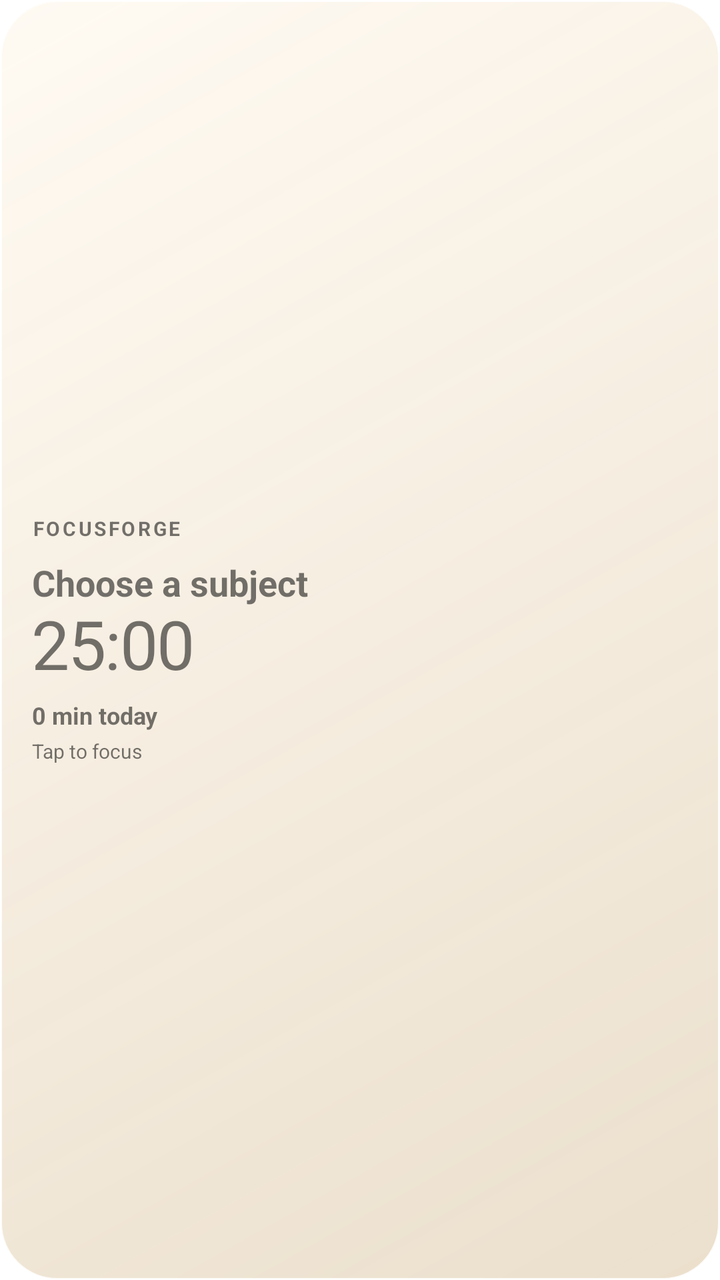
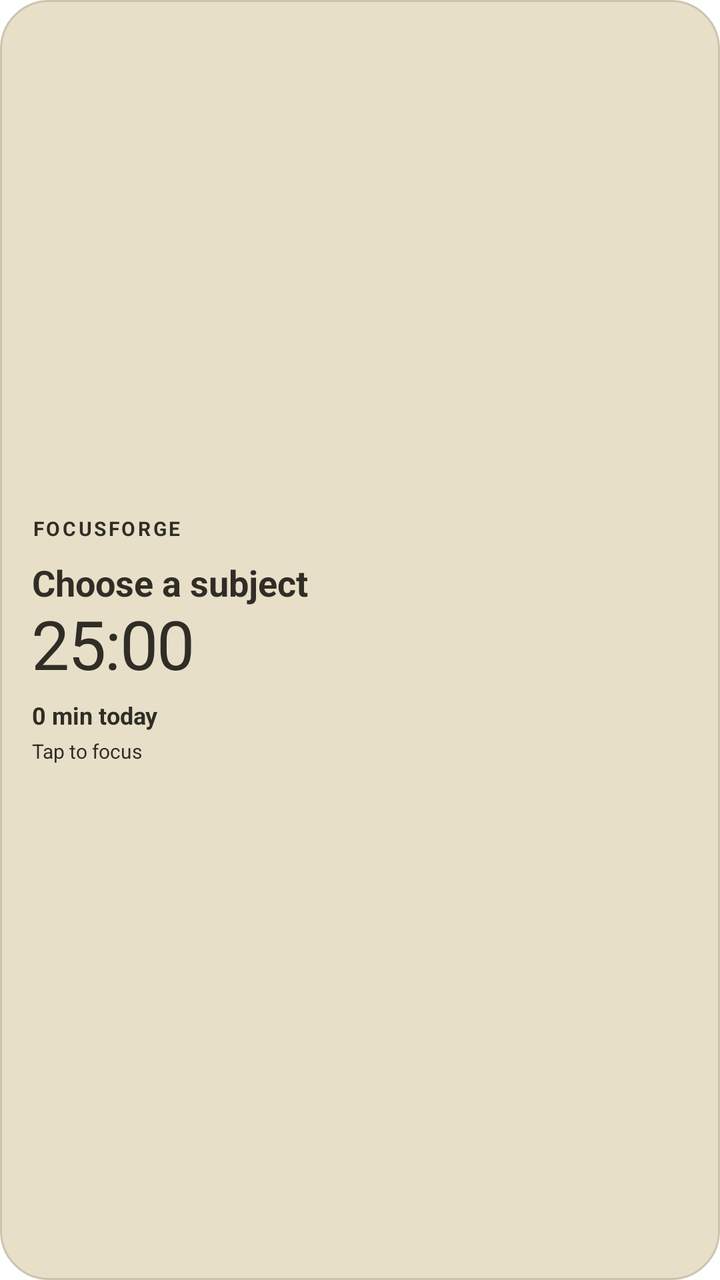

An Android layout rendered at two revisions. The XML below is the earlier revision; the diff shows what the commit changed to produce the second picture.
<!-- AndroidManifest.xml: fallback theme Theme.MaterialComponents.DayNight.NoActionBar -->
<!-- res/layout/ff_study_widget.xml -->
<LinearLayout xmlns:android="http://schemas.android.com/apk/res/android" android:id="@+id/widget_root" android:layout_width="match_parent" android:layout_height="match_parent" android:orientation="vertical" android:gravity="center_vertical" android:padding="16dp" android:background="@drawable/ff_widget_day">
<TextView android:id="@+id/widget_title" android:layout_width="match_parent" android:layout_height="wrap_content" android:text="FOCUSFORGE" android:textSize="10sp" android:letterSpacing="0.12" android:textStyle="bold" />
<TextView android:id="@+id/widget_subject" android:layout_width="match_parent" android:layout_height="wrap_content" android:text="Choose a subject" android:textSize="18sp" android:textStyle="bold" android:maxLines="1" android:ellipsize="end" android:layout_marginTop="8dp" />
<TextView android:id="@+id/widget_time" style="@style/FocusWidgetNumerals" android:layout_width="match_parent" android:layout_height="wrap_content" android:text="25:00" android:textSize="34sp" />
<Chronometer android:id="@+id/widget_live" style="@style/FocusWidgetNumerals" android:layout_width="match_parent" android:layout_height="wrap_content" android:textSize="34sp" android:visibility="gone" />
<TextView android:id="@+id/widget_progress" android:layout_width="match_parent" android:layout_height="wrap_content" android:text="0 min today" android:textSize="12sp" android:textStyle="bold" android:layout_marginTop="6dp" />
<TextView android:id="@+id/widget_caption" android:layout_width="match_parent" android:layout_height="wrap_content" android:text="Tap to focus" android:textSize="10sp" android:maxLines="2" android:layout_marginTop="3dp" />
</LinearLayout>
<!-- resources referenced by this layout -->
<resources>
  <!-- drawable ff_widget_day (drawable) -->
  <shape xmlns:android="http://schemas.android.com/apk/res/android">
      <corners android:radius="28dp" />
      <gradient
          android:angle="315"
          android:startColor="#F2FFFAF2"
          android:endColor="#E6E9DCC7" />
      <stroke android:width="1dp" android:color="#D9FFFFFF" />
  </shape>
  <style name="FocusWidgetNumerals">
          <item name="android:fontFamily">serif</item>
          <item name="android:textStyle">normal</item>
          <item name="android:includeFontPadding">false</item>
          <item name="android:letterSpacing">-0.02</item>
          <item name="android:textSize">36sp</item>
          <item name="android:fontFeatureSettings">tnum</item>
      </style>
</resources>

<!-- the commit's change to res/layout/ff_study_widget.xml (unified diff, before → after) -->
@@ -1,8 +1,8 @@
-<LinearLayout xmlns:android="http://schemas.android.com/apk/res/android" android:id="@+id/widget_root" android:layout_width="match_parent" android:layout_height="match_parent" android:orientation="vertical" android:gravity="center_vertical" android:padding="16dp" android:background="@drawable/ff_widget_day">
-<TextView android:id="@+id/widget_title" android:layout_width="match_parent" android:layout_height="wrap_content" android:text="FOCUSFORGE" android:textSize="10sp" android:letterSpacing="0.12" android:textStyle="bold" />
-<TextView android:id="@+id/widget_subject" android:layout_width="match_parent" android:layout_height="wrap_content" android:text="Choose a subject" android:textSize="18sp" android:textStyle="bold" android:maxLines="1" android:ellipsize="end" android:layout_marginTop="8dp" />
-<TextView android:id="@+id/widget_time" style="@style/FocusWidgetNumerals" android:layout_width="match_parent" android:layout_height="wrap_content" android:text="25:00" android:textSize="34sp" />
-<Chronometer android:id="@+id/widget_live" style="@style/FocusWidgetNumerals" android:layout_width="match_parent" android:layout_height="wrap_content" android:textSize="34sp" android:visibility="gone" />
-<TextView android:id="@+id/widget_progress" android:layout_width="match_parent" android:layout_height="wrap_content" android:text="0 min today" android:textSize="12sp" android:textStyle="bold" android:layout_marginTop="6dp" />
-<TextView android:id="@+id/widget_caption" android:layout_width="match_parent" android:layout_height="wrap_content" android:text="Tap to focus" android:textSize="10sp" android:maxLines="2" android:layout_marginTop="3dp" />
+<LinearLayout xmlns:android="http://schemas.android.com/apk/res/android" android:id="@+id/widget_root" android:layout_width="match_parent" android:layout_height="match_parent" android:orientation="vertical" android:gravity="center_vertical" android:padding="16dp" android:background="@drawable/ff_widget_background">
+<TextView android:id="@+id/widget_title" android:layout_width="match_parent" android:layout_height="wrap_content" android:text="FOCUSFORGE" android:textSize="10sp" android:letterSpacing="0.12" android:textStyle="bold" android:textColor="@color/ff_widget_ink" />
+<TextView android:id="@+id/widget_subject" android:layout_width="match_parent" android:layout_height="wrap_content" android:text="Choose a subject" android:textSize="18sp" android:textStyle="bold" android:maxLines="1" android:ellipsize="end" android:layout_marginTop="8dp" android:textColor="@color/ff_widget_ink" />
+<TextView android:id="@+id/widget_time" style="@style/FocusWidgetNumerals" android:layout_width="match_parent" android:layout_height="wrap_content" android:text="25:00" android:textSize="34sp" android:textColor="@color/ff_widget_ink" />
+<Chronometer android:id="@+id/widget_live" style="@style/FocusWidgetNumerals" android:layout_width="match_parent" android:layout_height="wrap_content" android:textSize="34sp" android:visibility="gone" android:textColor="@color/ff_widget_ink" />
+<TextView android:id="@+id/widget_progress" android:layout_width="match_parent" android:layout_height="wrap_content" android:text="0 min today" android:textSize="12sp" android:textStyle="bold" android:layout_marginTop="6dp" android:textColor="@color/ff_widget_ink" />
+<TextView android:id="@+id/widget_caption" android:layout_width="match_parent" android:layout_height="wrap_content" android:text="Tap to focus" android:textSize="10sp" android:maxLines="1" android:ellipsize="end" android:layout_marginTop="3dp" android:textColor="@color/ff_widget_ink" />
 </LinearLayout>
<!-- resource entries referenced after the edit -->
@@ -1,13 +1,11 @@
 <!-- resources referenced by this layout -->
 <resources>
-  <!-- drawable ff_widget_day (drawable) -->
+  <color name="ff_widget_ink">#302D26</color>
+  <!-- drawable ff_widget_background (drawable) -->
   <shape xmlns:android="http://schemas.android.com/apk/res/android">
-      <corners android:radius="28dp" />
-      <gradient
-          android:angle="315"
-          android:startColor="#F2FFFAF2"
-          android:endColor="#E6E9DCC7" />
-      <stroke android:width="1dp" android:color="#D9FFFFFF" />
+      <corners android:radius="24dp" />
+      <solid android:color="@color/ff_widget_surface" />
+      <stroke android:width="1dp" android:color="@color/ff_widget_outline" />
   </shape>
   <style name="FocusWidgetNumerals">
           <item name="android:fontFamily">serif</item>
@@ -17,5 +15,7 @@
           <item name="android:textSize">36sp</item>
           <item name="android:fontFeatureSettings">tnum</item>
       </style>
+  <color name="ff_widget_surface">#E8DFC9</color>
+  <color name="ff_widget_outline">#CFC4AB</color>
 </resources>
 
